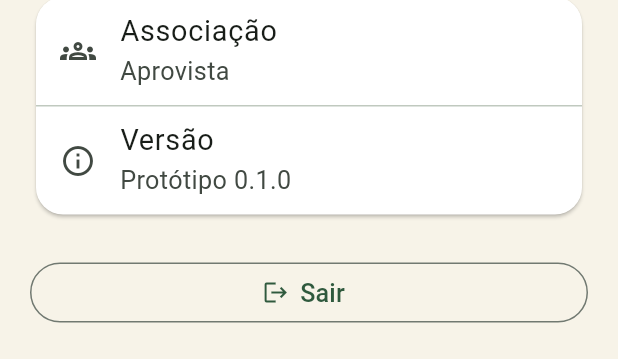
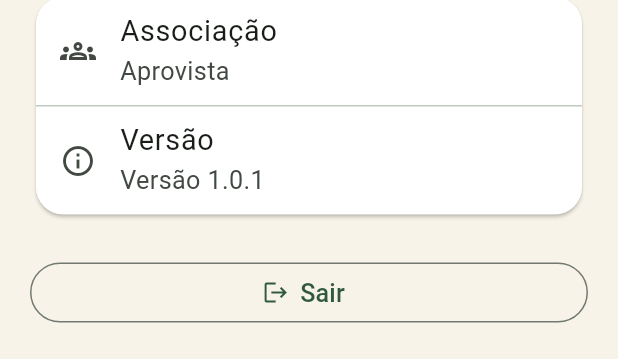
Before and after one commit to viniprati/hackathonif, a Flutter app: the ProfileScreen widget shown alone on an empty page, opened directly with empty values, after a tap on the "text increase" icon, on a phone screen of 412 x 824 dp. Shown: the part 510-869 px from the top of the screen. Run offline on Flutter 3.47's test engine with Material 3 defaults, Android fonts, the phone set to English and light mode, and no system bars; our stand-ins replace pdf, printing.

Commit message:
chore: prepara versao 1.0.1+2
Atualiza a versao Flutter, a identificacao no perfil e a documentacao
da release 1.0.1, com incremento do build Android para 2.

Co-authored-by: Cecilia Dumer Margon <163332009+ceciliadumer@users.noreply.github.com>
Co-authored-by: Catharine Scheffler <219723308+catharinescheffler@users.noreply.github.com>
Co-authored-by: Ana Beatriz Manga <268887972+anabeatrizmanga@users.noreply.github.com>

```diff
--- a/lib/ui/screens/app_shell.dart
+++ b/lib/ui/screens/app_shell.dart
@@ -203,7 +203,7 @@ class ProfileScreen extends StatelessWidget {
                     ListTile(
                       leading: Icon(Icons.info_outline),
                       title: Text('Versão'),
-                      subtitle: Text('Protótipo 0.1.0'),
+                      subtitle: Text('Versão 1.0.1'),
                     ),
                   ],
                 ),
--- a/pubspec.yaml
+++ b/pubspec.yaml
@@ -1,7 +1,7 @@
 name: nativa
 description: Protótipo de distribuição de alimentos para escolas.
 publish_to: none
-version: 0.1.0+1
+version: 1.0.1+2
 
 environment:
   sdk: ^3.12.0
```
Also changed, not shown: 2 other files.
